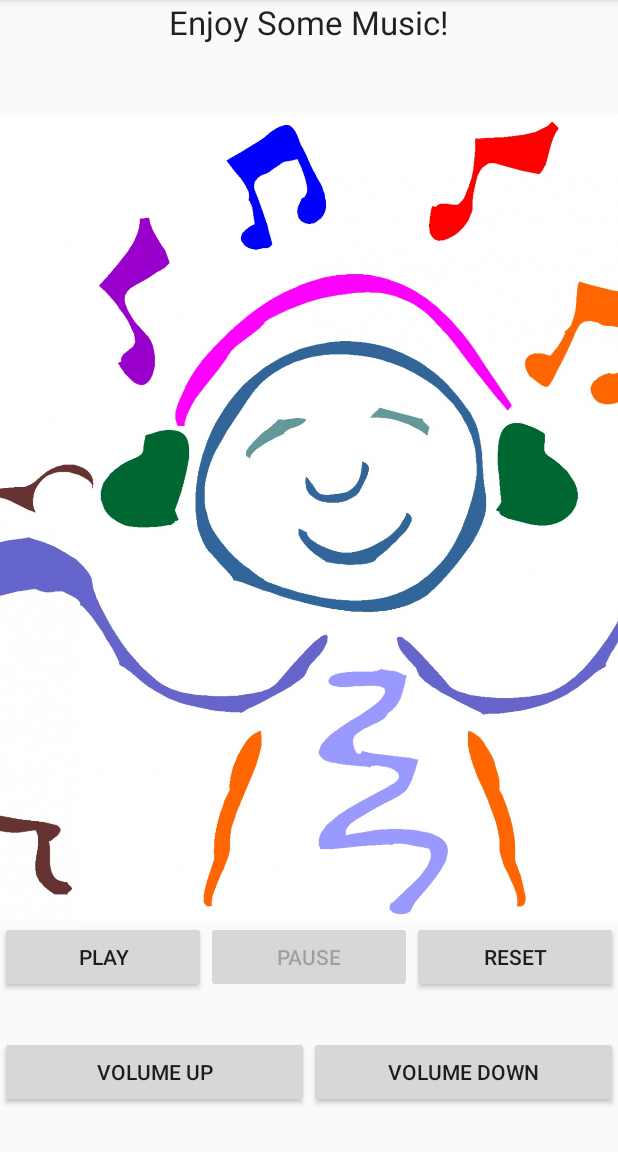
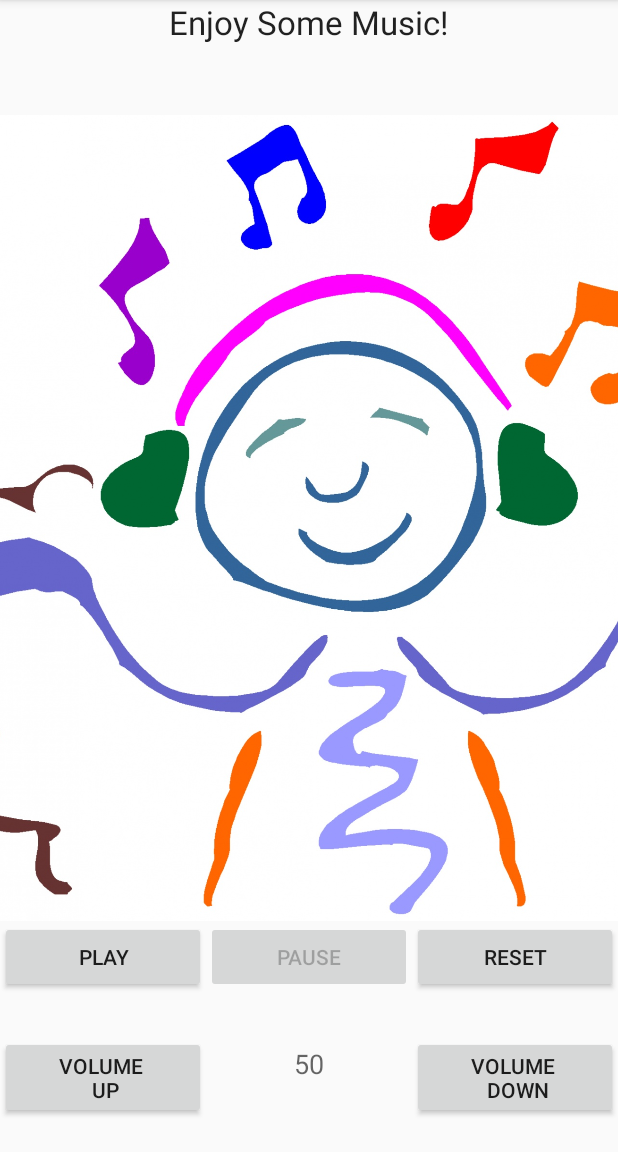
Before and after one commit to sunnyeyez123/musicplayer, an Android app: the screen it shows after launch (MainActivity), on a phone screen of 412 x 824 dp, the part 84-1236 px from its top. Run offline under Robolectric (Android 15) with nearby library versions, the phone set to English and light mode, and no system bars.

Commit message:
add volume text display. add two line volume buttont text

```diff
--- a/app/src/main/res/layout/activity_main.xml
+++ b/app/src/main/res/layout/activity_main.xml
@@ -4,17 +4,17 @@
     xmlns:tools="http://schemas.android.com/tools"
     android:layout_width="match_parent"
     android:layout_height="match_parent"
+    android:gravity="bottom"
     android:orientation="vertical"
-    android:gravity="bottom"
     tools:context="com.jasminelawrence.musicplayer.MainActivity">
 
     <TextView
         android:layout_width="wrap_content"
         android:layout_height="0dp"
+        android:layout_gravity="center"
+
         android:layout_weight="1"
-
         android:text="Enjoy Some Music!"
-        android:layout_gravity="center"
         android:textAppearance="@style/Base.TextAppearance.AppCompat.Large"
 
         />
@@ -23,10 +23,9 @@
         android:layout_width="match_parent"
         android:layout_height="0dp"
         android:layout_weight="7"
-        android:src="@drawable/music"
+        android:scaleType="centerCrop"
 
-        android:scaleType="centerCrop"
-        />
+        android:src="@drawable/music" />
 
     <LinearLayout
         android:layout_width="match_parent"
@@ -71,16 +70,23 @@
             android:layout_width="0dp"
             android:layout_height="wrap_content"
             android:layout_weight="1"
-            android:onClick="increaseVolume"
-            android:text="Volume Up" />
+            android:text="Volume \n Up" />
+
+        <TextView
+            android:id="@+id/volume_text"
+            android:layout_width="0dp"
+            android:layout_height="wrap_content"
+            android:layout_weight="1"
+            android:text="50"
+            android:gravity="center"
+            android:textAppearance="@style/Base.TextAppearance.AppCompat.Medium" />
 
         <Button
             android:id="@+id/voldown_button"
             android:layout_width="0dp"
             android:layout_height="wrap_content"
             android:layout_weight="1"
-            android:onClick="decreaseVolume"
-            android:text="Volume Down" />
+            android:text="Volume \n Down" />
 
 
     </LinearLayout>
```
